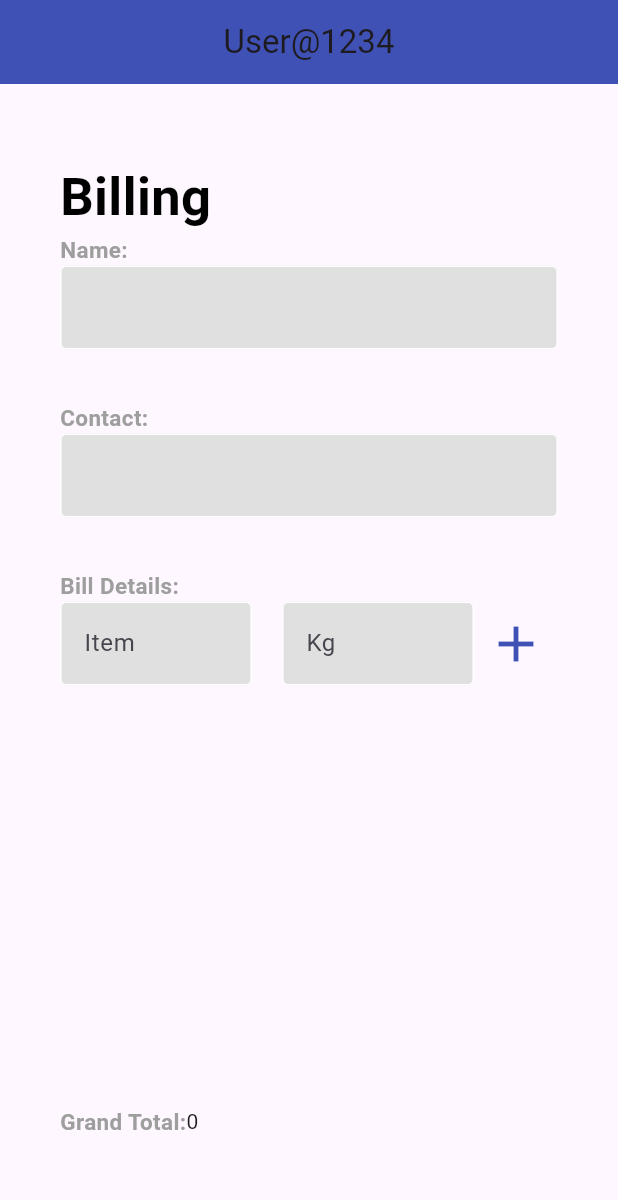
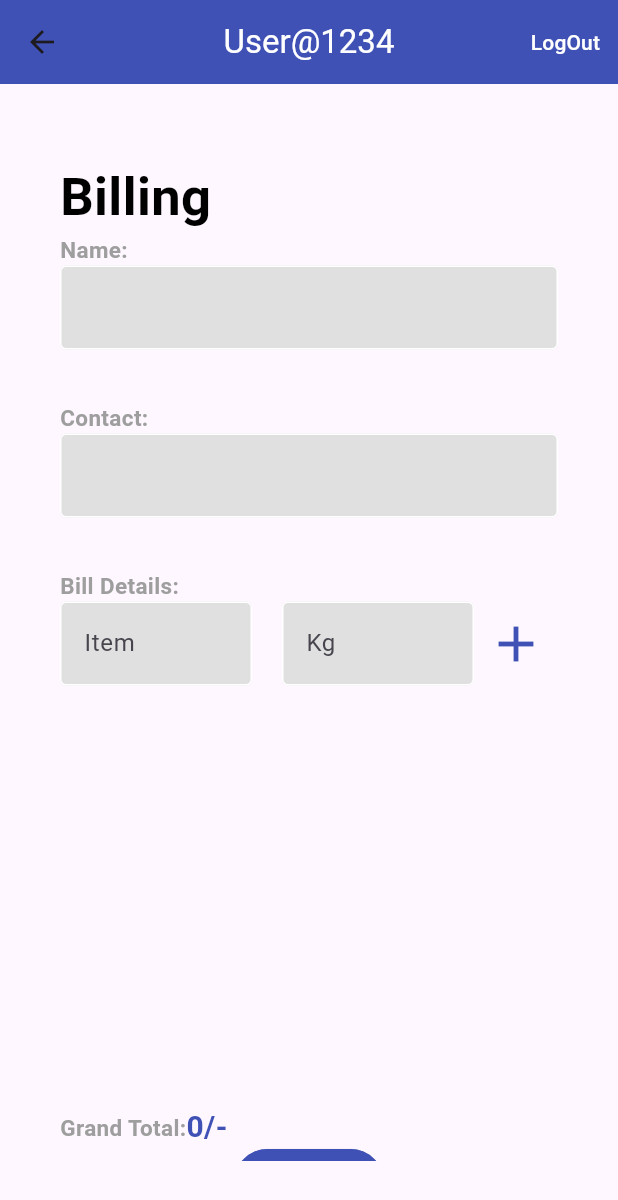
Before and after one commit to OPTRONIX-10/make-it-easy, a Flutter app: the StaffHomePage screen opened directly, on a phone screen of 412 x 824 dp. Shown: the top 1200 px of the screen. Run offline on Flutter 3.47's test engine with Material 2 defaults, Android fonts, the phone set to English and light mode, and no system bars.

Commit message:
billing-page-done

```diff
--- a/lib/app/pages/homePages/addedItemsList.dart
+++ b/lib/app/pages/homePages/addedItemsList.dart
@@ -11,26 +11,35 @@ class AddedItemsList extends StatelessWidget {
 
   @override
   Widget build(BuildContext context) {
+    int grandTotal = 0;
     return Container(
         height: 280,
         padding: EdgeInsets.symmetric(vertical: 20),
         child: ValueListenableBuilder(
             valueListenable: itemListNotifier,
-          builder: (BuildContext context, List<ItemModel> newList, _) {
+            builder: (BuildContext context, List<ItemModel> _newList, _) {
+              grandTotal = _newList.fold<int>(
+                0,
+                (total, itemsList) =>
+                    total + (itemsList.weight * (itemsList.perKg ?? 0)),
+              );
+
+              itemGrandTotal.add(grandTotal);
+              print(itemGrandTotal); // A
               return ListView.builder(
                   itemCount: itemListNotifier.value.length,
                   itemBuilder: (context, index) {
-                  final itemsList = itemListNotifier.value[index];
+                    final itemsList = _newList[index];
                     final total = itemsList.weight * itemsList.perKg ?? 0;
-                  itemGrandTotal.add(total);
-                  print(itemGrandTotal);
+
+                    //print(newList);
                     return Card(
                       child: ListTile(
                         leading: CircleAvatar(
                           backgroundColor: appTheme,
                           radius: 30,
                           child: TextWidget(
-                            text: '${itemsList.weight * itemsList.perKg}/-',
+                              text: '${total}/-',
                               fontSize: 14,
                               textColor: Colors.white,
                               isBold: true),
@@ -41,7 +50,6 @@ class AddedItemsList extends StatelessWidget {
                       ),
                     );
                   });
-          }),
-    );
+            }));
   }
 }
--- a/lib/app/pages/homePages/billForm.dart
+++ b/lib/app/pages/homePages/billForm.dart
@@ -1,5 +1,7 @@
 import 'package:flutter/material.dart';
 import 'package:make_it_easy/app/pages/homePages/itemsTotalRupees.dart';
+import 'package:make_it_easy/app/pages/homePages/staffHomePage.dart';
+import 'package:make_it_easy/app/widgets/common_widgets/bottomSheetFn.dart';
 import 'package:make_it_easy/app/widgets/common_widgets/widget_button.dart';
 import 'package:make_it_easy/models/itemModel.dart';
 
@@ -18,10 +20,12 @@ class _BillFormState extends State<BillForm> {
   TextEditingController _itemController = TextEditingController();
 
   TextEditingController _weigthController = TextEditingController();
-
+  GlobalKey<FormState> _formkey = GlobalKey();
   @override
   Widget build(BuildContext context) {
     return Container(
+      child: Form(
+        key: _formkey,
         child: Column(
           children: [
             Row(
@@ -29,6 +33,9 @@ class _BillFormState extends State<BillForm> {
                 Expanded(
                     child: TextFormField(
                         controller: _itemController,
+                        validator: (value) => value == null || value.isEmpty
+                            ? 'Empty Field'
+                            : null,
                         decoration: InputDecoration(
                             hintText: 'Item',
                             focusedBorder: OutlineInputBorder(
@@ -43,6 +50,9 @@ class _BillFormState extends State<BillForm> {
                 Expanded(
                     child: TextFormField(
                         controller: _weigthController,
+                        validator: (value) => value == null || value.isEmpty
+                            ? 'Empty Field'
+                            : null,
                         keyboardType: TextInputType.number,
                         decoration: InputDecoration(
                             hintText: 'Kg',
@@ -54,15 +64,18 @@ class _BillFormState extends State<BillForm> {
                             filled: true))),
                 IconButton(
                     onPressed: () {
+                      if (_formkey.currentState!.validate()) {
                         int weight = int.parse(_weigthController.text);
                         final value = ItemModel(
                             itemName: _itemController.text,
                             weight: weight,
                             perKg: 200);
-                    print(value);
                         itemListNotifier.value.add(value);
-
                         itemListNotifier.notifyListeners();
+                        setState(() {
+                          GrandTotal();
+                        });
+                      }
                     },
                     icon: Icon(
                       Icons.add,
@@ -82,8 +95,53 @@ class _BillFormState extends State<BillForm> {
                 GrandTotal()
               ],
             ),
+            ButtonWidget(
+                text: Text(
+                  'Submit',
+                  style: TextStyle(color: Colors.white),
+                ),
+                function: () {
+                  ShowBottomSheet(context, PaymentButtons);
+                },
+                buttonBgColor: appTheme,
+                buttonWidth: 100,
+                buttonHeight: 45,
+                buttonBorderColor: appTheme),
           ],
+        ),
       ),
     );
   }
 }
+
+Widget PaymentButtons = Column(
+  children: [
+    ButtonWidget(
+      text: TextWidget(
+          text: 'Online Payment',
+          fontSize: 23,
+          textColor: Colors.white,
+          isBold: true),
+      function: () {},
+      buttonBgColor: appTheme,
+      buttonHeight: 50,
+      buttonWidth: 300,
+      buttonBorderColor: appTheme,
+    ),
+    SizedBox(
+      height: 15,
+    ),
+    ButtonWidget(
+      text: TextWidget(
+          text: 'Cash Payment',
+          fontSize: 23,
+          textColor: appTheme,
+          isBold: true),
+      function: () {},
+      buttonBgColor: Colors.white,
+      buttonHeight: 50,
+      buttonWidth: 300,
+      buttonBorderColor: appTheme,
+    ),
+  ],
+);
--- a/lib/app/pages/homePages/itemsTotalRupees.dart
+++ b/lib/app/pages/homePages/itemsTotalRupees.dart
@@ -1,19 +1,25 @@
 import 'package:flutter/material.dart';
 import 'package:make_it_easy/app/pages/homePages/addedItemsList.dart';
+import 'package:make_it_easy/app/shared/constants.dart';
+import 'package:make_it_easy/app/widgets/common_widgets/text_widget.dart';
 
 class GrandTotal extends StatelessWidget {
   const GrandTotal({super.key});
 
   @override
   Widget build(BuildContext context) {
-    return Text(_itemSum().toString());
+    return TextWidget(
+        text: '${itemGrandTotal.lastOrNull.toString()}/-',
+        fontSize: 20,
+        textColor: appTheme,
+        isBold: true);
   }
 }
 
-int _itemSum() {
-  int sum = 0;
-  itemGrandTotal.forEach((element) {
-    sum += element;
-  });
-  return sum;
-}
+// int _itemSum() {
+//   int sum = 0;
+//   itemGrandTotal.forEach((element) {
+//     sum += element;
+//   });
+//   return sum;
+// }
--- a/lib/app/pages/homePages/staffHomePage.dart
+++ b/lib/app/pages/homePages/staffHomePage.dart
@@ -5,7 +5,9 @@ import 'package:make_it_easy/app/widgets/common_widgets/text_widget.dart';
 import 'billForm.dart';
 
 class StaffHomePage extends StatefulWidget {
-  const StaffHomePage({super.key});
+  const StaffHomePage({
+    super.key,
+  });
 
   @override
   State<StaffHomePage> createState() => _HomePageState();
@@ -19,9 +21,22 @@ class _HomePageState extends State<StaffHomePage> {
   Widget build(BuildContext context) {
     return Scaffold(
       appBar: AppBar(
-        title: Text('User@1234'),
+        title: Text(
+          'User@1234',
+          style: TextStyle(color: Colors.white),
+        ),
         backgroundColor: appTheme,
         centerTitle: true,
+        actions: [
+          TextButton(
+              onPressed: () {
+                Navigator.of(context).pop();
+              },
+              child: Text(
+                'LogOut',
+                style: TextStyle(color: Colors.white),
+              ))
+        ],
       ),
       body: Container(
         padding: EdgeInsets.symmetric(vertical: 50, horizontal: 40),
@@ -76,7 +91,7 @@ class _HomePageState extends State<StaffHomePage> {
                   fontSize: 15,
                   textColor: Colors.grey,
                   isBold: true),
-              BillForm(),
+              BillForm()
             ],
           ),
         ),
--- a/lib/main.dart
+++ b/lib/main.dart
@@ -1,5 +1,6 @@
 import 'package:flutter/material.dart';
 import 'package:make_it_easy/app/pages/authentication/page_signUp.dart';
+import 'package:make_it_easy/app/pages/authentication/welcomePage.dart';
 import 'package:make_it_easy/app/pages/homePages/staffHomePage.dart';
 
 void main() {
@@ -12,12 +13,13 @@ class MyApp extends StatelessWidget {
   @override
   Widget build(BuildContext context) {
     return MaterialApp(
+      debugShowCheckedModeBanner: false,
       title: 'Flutter Demo',
       theme: ThemeData(
         colorScheme: ColorScheme.fromSeed(seedColor: Colors.deepPurple),
         useMaterial3: true,
       ),
-      home: StaffHomePage(),
+      home: WelcomePage(),
     );
   }
 }
```
Also changed, not shown: lib/app/pages/authentication/loginOptions.dart (+10 -2 lines), lib/app/pages/authentication/page_signIn.dart (+13 -1 lines), lib/app/pages/authentication/welcomePage.dart (+10 -14 lines), lib/app/widgets/common_widgets/bottomSheetFn.dart (added, +12 -0 lines). Lines whose indentation alone changed are shown as unchanged.
